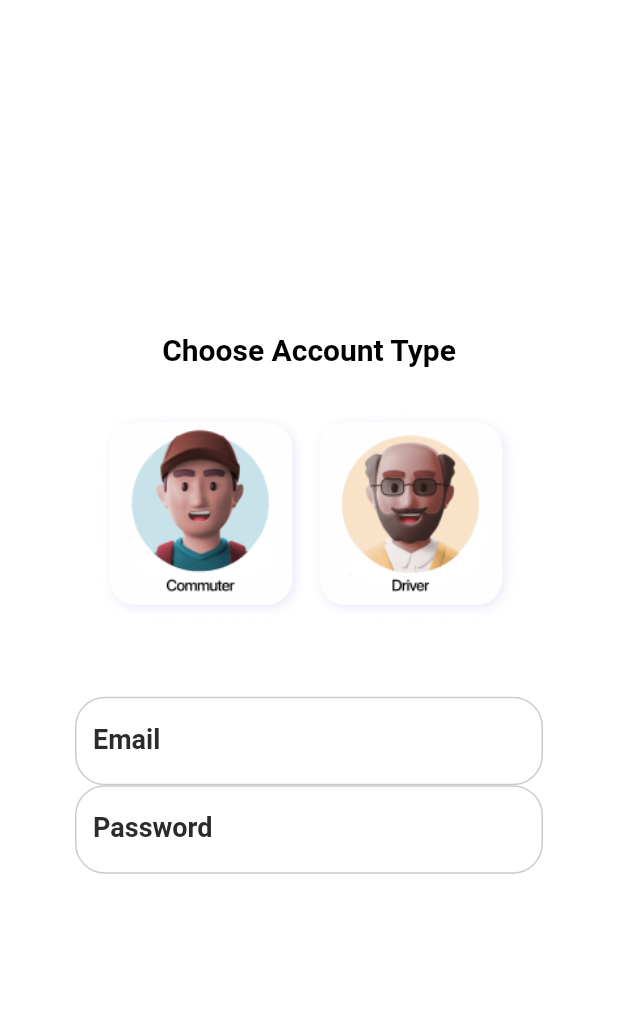
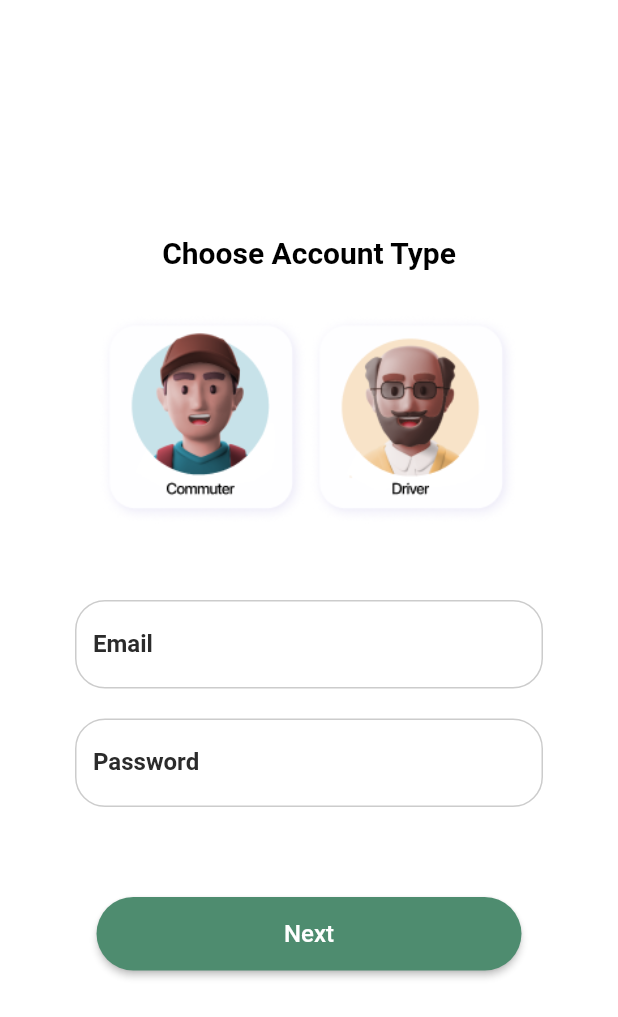
Before and after one commit to Kim-Arcena/TrackNGo, a Flutter app: the screen it shows after launch, on a phone screen of 412 x 824 dp. Shown: the top 1017 px of the screen. Run offline on Flutter 3.47's test engine with Material 2 defaults, Android fonts, the light colour scheme and no system bars.

Commit message:
add 'next button'

```diff
--- a/trackngo/lib/authentication/signup_screen.dart
+++ b/trackngo/lib/authentication/signup_screen.dart
@@ -53,12 +53,12 @@ class _SignUpScreenState extends State<SignUpScreen> {
                     TextField(
                       controller: _emailController,
                       style: const TextStyle(
-                        color: Color(0xFFCCCCCC),
+                        color: Color(0xFF3a3a3a),
                         fontSize: 14,
                       ),
                       decoration: InputDecoration(
                         labelText: 'Email',
-                        hintText: 'emailr@address.com',
+                        hintText: 'email@address.com',
                         enabledBorder: OutlineInputBorder(
                           borderRadius: BorderRadius.circular(20.0),
                           borderSide: BorderSide(color: Color(0xFFCCCCCC)),
@@ -73,20 +73,25 @@ class _SignUpScreenState extends State<SignUpScreen> {
                         ),
                         labelStyle: const TextStyle(
                           color: Color(0xFF2b2b2b),
-                          fontWeight: FontWeight.bold,
-                          fontSize: 18,
+                          fontWeight: FontWeight.w600,
+                          fontSize: 16,
                         ),
                       ),
                     ),
+                    const SizedBox(
+                      height: 20,
+                    ),
                     TextField(
                       controller: _passwordController,
+                      keyboardType: TextInputType.text,
+                      obscureText: true,
                       style: const TextStyle(
-                        color: Color(0xFFCCCCCC),
+                        color: Color(0xFF3a3a3a),
                         fontSize: 14,
                       ),
                       decoration: InputDecoration(
                         labelText: 'Password',
-                        hintText: 'email@adtdress.com',
+                        hintText: '********',
                         enabledBorder: OutlineInputBorder(
                           borderRadius: BorderRadius.circular(20.0),
                           borderSide: BorderSide(color: Color(0xFFCCCCCC)),
@@ -101,9 +106,32 @@ class _SignUpScreenState extends State<SignUpScreen> {
                         ),
                         labelStyle: const TextStyle(
                           color: Color(0xFF2b2b2b),
-                          fontWeight: FontWeight.bold,
-                          fontSize: 18,
+                          fontWeight: FontWeight.w600,
+                          fontSize: 16,
                         ),
+                      ),
+                    ),
+                    Container(
+                      margin: const EdgeInsets.only(top: 60),
+                      child: ElevatedButton(
+                        onPressed: () {
+                          //todo
+                        },
+                        style: ElevatedButton.styleFrom(
+                          backgroundColor: Color(0xFF4E8C6F),
+                          shape: RoundedRectangleBorder(
+                            borderRadius: BorderRadius.circular(50),
+                          ),
+                          padding: const EdgeInsets.symmetric(
+                              horizontal: 125, vertical: 15),
+                        ),
+                        child: const Text(
+                          "Next",
+                          style: TextStyle(
+                            color: Colors.white,
+                            fontSize: 16,
+                          ),
+                        )
                       ),
                     ),
                   ],
```
